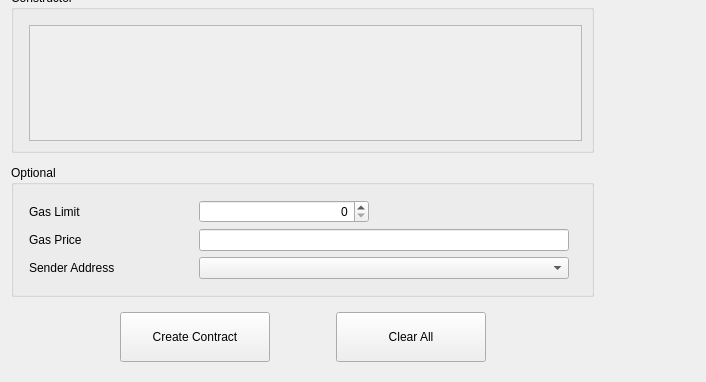
First picture: the form in src/qt/forms/createcontract.ui, repository HTMLCOIN/HTMLCOIN, before the edit; both pictures show x 0 to 706 and y 205 to 587 of the 706 by 587 pixel window.
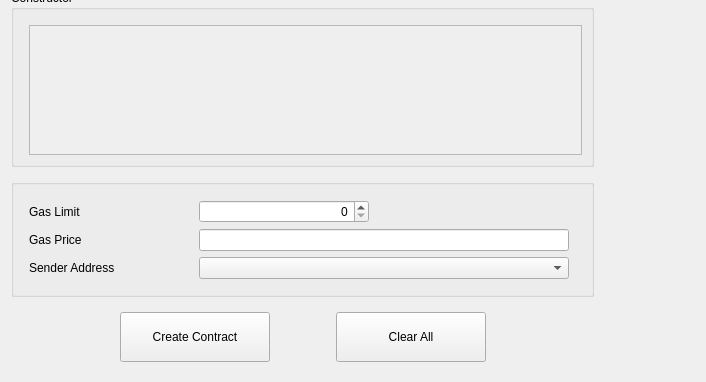
Second picture: the form after the edit. Custom widgets are drawn as their Qt base class.

Commit message: Remove Qt titles

What changed in the file:
```diff
--- a/src/qt/forms/createcontract.ui
+++ b/src/qt/forms/createcontract.ui
@@ -200,9 +200,6 @@
            </item>
            <item>
             <widget class="QGroupBox" name="groupBoxOptional">
-             <property name="title">
-              <string>Optional</string>
-             </property>
              <layout class="QGridLayout" name="gridLayout_2">
               <property name="leftMargin">
                <number>15</number>
```
The commit also changes 2 other files.
